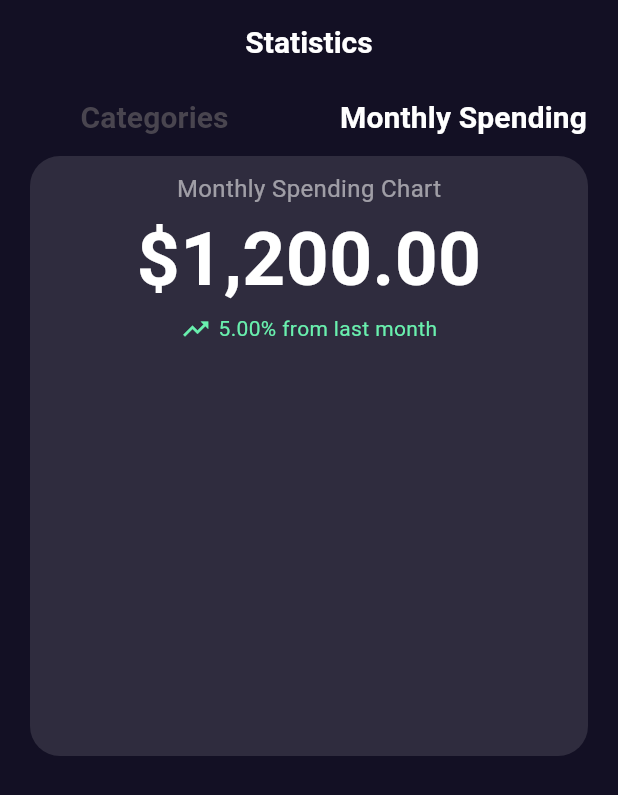
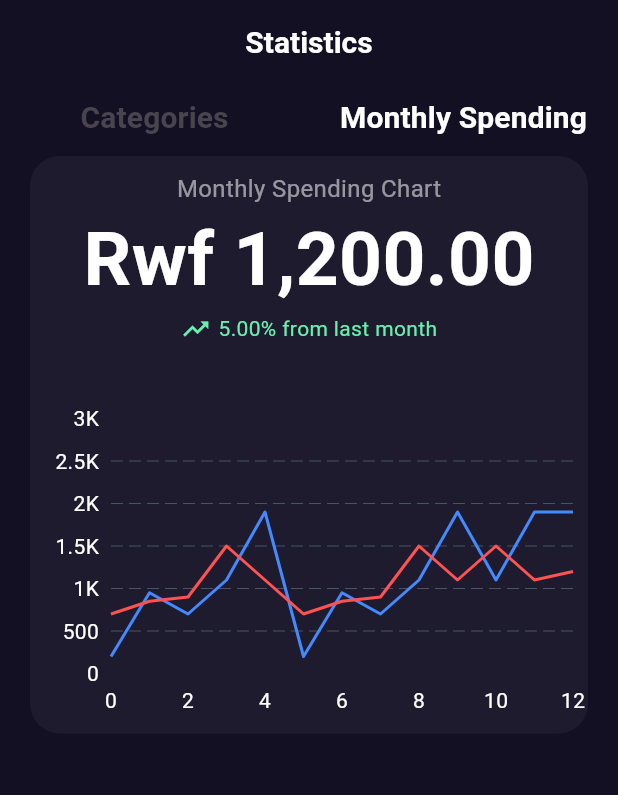
Before and after one commit to Kwizeraremy1/trackex, a Flutter app: the Statistics widget shown alone on an empty page, opened directly, tab 2 chosen, on a phone screen of 412 x 824 dp. Shown: the top 795 px of the screen. Run offline on Flutter 3.47's test engine with Material 3 defaults, Android fonts, the phone set to English and light mode, and no system bars; drawn by our look-alikes of fl_chart.

Commit message:
added chart and profile page

```diff
--- a/lib/main.dart
+++ b/lib/main.dart
@@ -40,4 +40,5 @@ class _MyHomePageState extends State<MyHomePage> {
   Widget build(BuildContext context) {
     return Home();
   }
+
 }
--- a/lib/pages/Dashboard.dart
+++ b/lib/pages/Dashboard.dart
@@ -1,4 +1,5 @@
 import 'package:flutter/material.dart';
+import 'package:trackex/pages/profile.dart';
 import 'package:trackex/util/button1.dart';
 
 class Dashboard extends StatelessWidget {
@@ -6,13 +7,19 @@ class Dashboard extends StatelessWidget {
 
   @override
   Widget build(BuildContext context) {
+    String Name = "Michael";
     return Padding(
       padding: const EdgeInsets.only(right: 20, left: 20, top: 10),
       child: SingleChildScrollView(
         child: Column(
           children: [
             SizedBox(height: 10),
-            Container(
+            InkWell(
+              onTap: () {
+                Navigator.push(context, (MaterialPageRoute(builder: (context) => Profile())));
+              },
+              borderRadius: BorderRadius.circular(10),
+              child: Container(
                 height: 100,
                 width: double.infinity,
                 child: Row(
@@ -24,14 +31,14 @@ class Dashboard extends StatelessWidget {
                         color: Colors.blueAccent,
                         shape: BoxShape.circle,
                       ),
-                    child: Icon(Icons.person, color: Colors.white, size: 30),
+                      child: Center(child: Text(Name[0], style: TextStyle(color: Colors.white, fontSize: 30, fontWeight: FontWeight.bold))),
                     ),
                     SizedBox(width: 15),
                     Column(
                       mainAxisAlignment: MainAxisAlignment.center,
                       crossAxisAlignment: CrossAxisAlignment.start,
                       children: [
-                      Text("Hello John,", style: TextStyle(fontSize: 22)),
+                        Text("Hello ${Name},", style: TextStyle(fontSize: 22)),
                         Text(
                           "August 15th",
                           style: TextStyle(fontSize: 15, color: Colors.white54),
@@ -51,6 +58,7 @@ class Dashboard extends StatelessWidget {
                   ],
                 ),
               ),
+            ),
             SizedBox(height: 10),
             Container(
               height: 200,
@@ -65,7 +73,7 @@ class Dashboard extends StatelessWidget {
                   Text("Total Balance", style: TextStyle(fontSize: 18)),
                   SizedBox(height: 5),
                   Text(
-                    "\$1,250.00",
+                    "Rwf 1,250.00",
                     style: TextStyle(fontSize: 30, fontWeight: FontWeight.bold),
                   ),
                   SizedBox(height: 5),
@@ -80,7 +88,7 @@ class Dashboard extends StatelessWidget {
                       children: [
                         Icon(Icons.trending_up, color: Colors.white, size: 16),
                         SizedBox(width: 5),
-                        Text("\$250.00", style: TextStyle(color: Colors.white)),
+                        Text("Rwf 250.00", style: TextStyle(color: Colors.white)),
                       ],
                     ),
                   ),
@@ -109,7 +117,7 @@ class Dashboard extends StatelessWidget {
                             Column(
                               children: [
                                 Text(
-                                  "\$2,000.00",
+                                  "Rwf 2,000.00",
                                   style: TextStyle(
                                     fontSize: 20,
                                     fontWeight: FontWeight.bold,
@@ -146,7 +154,7 @@ class Dashboard extends StatelessWidget {
                             Column(
                               children: [
                                 Text(
-                                  "\$2,000.00",
+                                  "Rwf 2,000.00",
                                   style: TextStyle(
                                     fontSize: 20,
                                     fontWeight: FontWeight.bold,
@@ -196,7 +204,7 @@ class Dashboard extends StatelessWidget {
                             ),
                             SizedBox(height: 10),
                             Text(
-                              "\$150.00",
+                              "Rwf 150.00",
                               style: TextStyle(
                                 fontSize: 20,
                                 fontWeight: FontWeight.bold,
@@ -297,7 +305,7 @@ class Dashboard extends StatelessWidget {
                           ),
                           Spacer(),
                           Text(
-                            "-\$150.00",
+                            "Rwf 150.00",
                             style: TextStyle(
                               fontSize: 18,
                               fontWeight: FontWeight.bold,
--- a/lib/pages/statistics.dart
+++ b/lib/pages/statistics.dart
@@ -1,4 +1,5 @@
 import 'dart:math';
+import 'package:fl_chart/fl_chart.dart';
 import 'package:flutter/material.dart';
 import 'package:trackex/util/categoriesCard.dart';
 
@@ -85,7 +86,12 @@ class _StatisticsState extends State<Statistics> {
                                 amount: 1200.00,
                                 percentage: 32,
                                 Percentagecolor: Colors.red,
-                                Iconcolor:const Color.fromARGB(255, 0, 65, 118),
+                                Iconcolor: const Color.fromARGB(
+                                  255,
+                                  0,
+                                  65,
+                                  118,
+                                ),
                               );
                             },
                           ),
@@ -96,35 +102,137 @@ class _StatisticsState extends State<Statistics> {
                 ),
                 Container(
                   child: Padding(
-                    padding: const EdgeInsets.only(right: 20, left: 20,),
+                    padding: const EdgeInsets.only(right: 20, left: 20),
                     child: Column(
                       children: [
                         Container(
-                          height: 400,
                           width: double.infinity,
                           decoration: BoxDecoration(
-                            color: const Color.fromARGB(30, 255, 255, 255),
+                            color: const Color.fromARGB(12, 255, 255, 255),
                             borderRadius: BorderRadius.circular(20),
-                          ),child: Padding(
+                          ),
+                          child: Padding(
                             padding: const EdgeInsets.all(10.0),
                             child: Column(
                               children: [
-                                Text("Monthly Spending Chart", style: TextStyle(color: Colors.white54, fontSize: 16),),
-                                Text("\$1,200.00", style: TextStyle(color: Colors.white, fontSize: 50, fontWeight: FontWeight.bold),),
+                                Text(
+                                  "Monthly Spending Chart",
+                                  style: TextStyle(
+                                    color: Colors.white54,
+                                    fontSize: 16,
+                                  ),
+                                ),
+                                Text(
+                                  "Rwf 1,200.00",
+                                  style: TextStyle(
+                                    color: Colors.white,
+                                    fontSize: 50,
+                                    fontWeight: FontWeight.bold,
+                                  ),
+                                ),
+
                                 Row(
                                   mainAxisSize: MainAxisSize.min,
                                   children: [
-                                    Icon(Icons.trending_up, color: Colors.greenAccent, size: 20,),
+                                    Icon(
+                                      Icons.trending_up,
+                                      color: Colors.greenAccent,
+                                      size: 20,
+                                    ),
                                     SizedBox(width: 5),
-                                    Text("5.00% from last month", style: TextStyle(color: Colors.greenAccent, fontSize: 14),),
-                                    SizedBox(height: 10,),
+                                    Text(
+                                      "5.00% from last month",
+                                      style: TextStyle(
+                                        color: Colors.greenAccent,
+                                        fontSize: 14,
+                                      ),
+                                    ),
+                                  ],
+                                ),
+                                SizedBox(height: 50),
+                                SizedBox(
+                                  height: 200, // ✅ fixed height for chart
+                                  child: LineChart(
+                                    LineChartData(
+                                      minX: 0,
+                                      maxX: 12,
+                                      minY: 0,
+                                      maxY: 3000,
+                                      gridData: FlGridData(
+                                        show: true,
+                                        drawVerticalLine: false,
+                                      ),
 
-                                  ],
-                                )
+                                      borderData: FlBorderData(show: false),
+                                      titlesData: FlTitlesData(
+                                        rightTitles: AxisTitles(
+                                          sideTitles: SideTitles(
+                                            showTitles: false
+                                          )
+                                        ),
+                                        topTitles: AxisTitles(
+                                          sideTitles: SideTitles(
+                                            showTitles: false
+                                          )
+                                        ),
+                                        show: true),
+                                      lineBarsData: [
+                                        LineChartBarData(
+                                          spots: [
+                                            FlSpot(0, 200),
+                                            FlSpot(1, 950),
+                                            FlSpot(2, 700),
+                                            FlSpot(3, 1100),
+                                            FlSpot(4, 1900),
+                                            FlSpot(5, 200),
+                                            FlSpot(6, 950),
+                                            FlSpot(7, 700),
+                                            FlSpot(8, 1100),
+                                            FlSpot(9, 1900),
+                                            FlSpot(10, 1100),
+                                            FlSpot(11, 1900),
+                                            FlSpot(
+                                              12,
+                                              1900,
+                                            ),
+                                          ],
+                                          isCurved: false,
+                                          color: Colors.blueAccent,
+                                          barWidth: 2,
+                                          dotData: FlDotData(show: false),
+                                        ),
+                                        LineChartBarData(
+                                          spots: [
+                                            FlSpot(0, 700),
+                                            FlSpot(1, 850),
+                                            FlSpot(2, 900),
+                                            FlSpot(3, 1500),
+                                            FlSpot(4, 1100),
+                                            FlSpot(5, 700),
+                                            FlSpot(6, 850),
+                                            FlSpot(7, 900),
+                                            FlSpot(8, 1500),
+                                            FlSpot(9, 1100),
+                                            FlSpot(10, 1500),
+                                            FlSpot(11, 1100),
+                                            FlSpot(
+                                              12,
+                                              1200,
+                                            ),
+                                          ],
+                                          isCurved: false,
+                                          color: Colors.redAccent,
+                                          barWidth: 2,
+                                          dotData: FlDotData(show: false),
+                                        ),
+                                      ],
+                                    ),
+                                  ),
+                                ),
                               ],
                             ),
                           ),
-                        )
+                        ),
                       ],
                     ),
                   ),
--- a/lib/util/button2.dart
+++ b/lib/util/button2.dart
@@ -8,7 +8,7 @@ class Button2 extends StatelessWidget {
     required this.onPressed,
     required this.name,
     required this.color,
-    super.key});
+    super.key,});
 
   @override
   Widget build(BuildContext context) {
--- a/pubspec.yaml
+++ b/pubspec.yaml
@@ -30,7 +30,7 @@ environment:
 dependencies:
   flutter:
     sdk: flutter
-  fl_chart: ^0.60.0
+  fl_chart: ^0.69.0
   fluttertoast: ^8.2.4
   flutter_launcher_icons: ^0.13.1
 
```
Also changed, not shown: lib/pages/add.dart (+20 -28 lines), lib/pages/dart.dart (added, +264 -0 lines), lib/pages/profile.dart (added, +233 -0 lines), pubspec.lock. Lines whose indentation alone changed are shown as unchanged.
